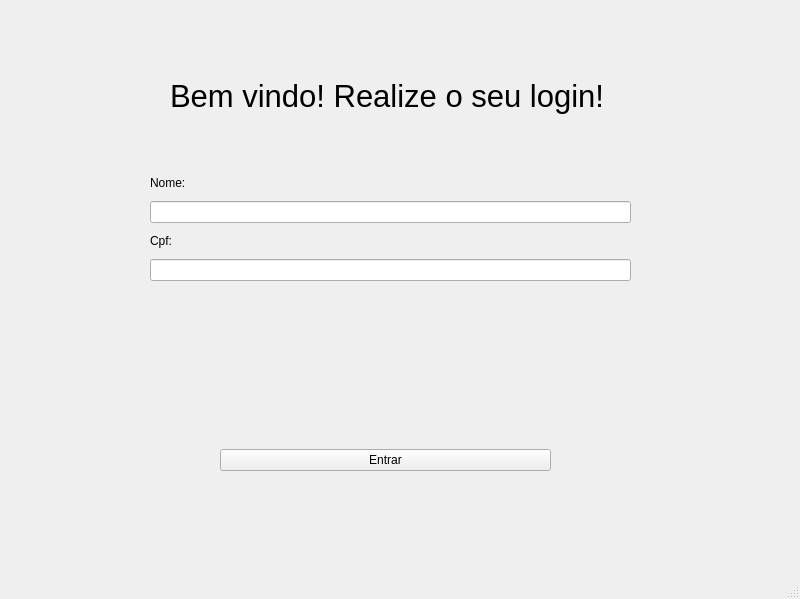
This is views/login.ui in Hawstyyy/biblioteca-poo as Qt 5 draws it before an edit. The edited form follows.
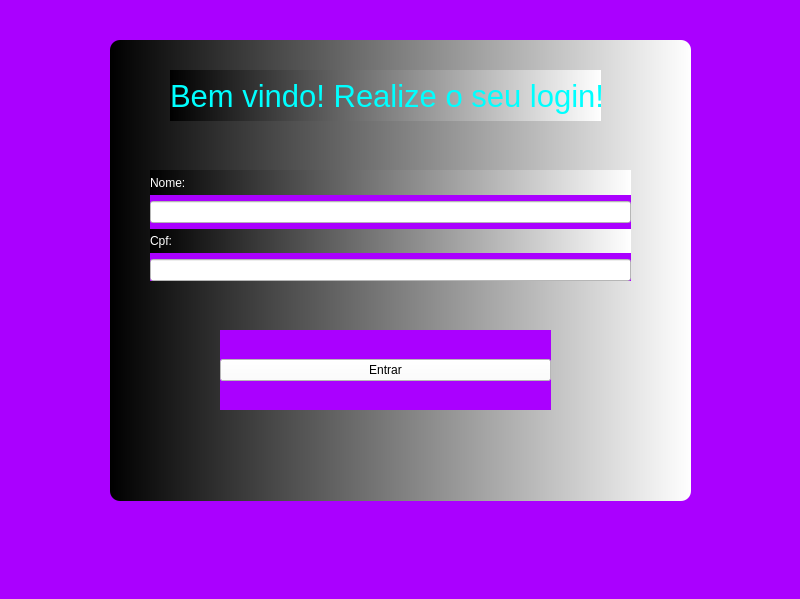
This is the edited form.

```diff
--- a/views/login.ui
+++ b/views/login.ui
@@ -13,6 +13,12 @@
   <property name="windowTitle">
    <string>MainWindow</string>
   </property>
+  <property name="styleSheet">
+   <string notr="true">background-color: rgb(170, 0, 255);</string>
+  </property>
+  <property name="tabShape">
+   <enum>QTabWidget::Rounded</enum>
+  </property>
   <widget class="QWidget" name="centralwidget">
    <widget class="QWidget" name="verticalLayoutWidget">
     <property name="geometry">
@@ -26,23 +32,39 @@
     <layout class="QVBoxLayout" name="verticalLayout">
      <item>
       <widget class="QLabel" name="label">
+       <property name="styleSheet">
+        <string notr="true">background-color: qlineargradient(spread:pad, x1:0, y1:0, x2:1, y2:0, stop:0 rgba(0, 0, 0, 255), stop:1 rgba(255, 255, 255, 255));
+color: white;</string>
+       </property>
        <property name="text">
         <string>Nome:</string>
        </property>
       </widget>
      </item>
      <item>
-      <widget class="QLineEdit" name="nomeInput"/>
+      <widget class="QLineEdit" name="nomeInput">
+       <property name="styleSheet">
+        <string notr="true">background-color: rgb(255, 255, 255);</string>
+       </property>
+      </widget>
      </item>
      <item>
       <widget class="QLabel" name="label_2">
+       <property name="styleSheet">
+        <string notr="true">background-color: qlineargradient(spread:pad, x1:0, y1:0, x2:1, y2:0, stop:0 rgba(0, 0, 0, 255), stop:1 rgba(255, 255, 255, 255));
+color: white;</string>
+       </property>
        <property name="text">
         <string>Cpf:</string>
        </property>
       </widget>
      </item>
      <item>
-      <widget class="QLineEdit" name="senhaInput"/>
+      <widget class="QLineEdit" name="senhaInput">
+       <property name="styleSheet">
+        <string notr="true">background-color: rgb(255, 255, 255);</string>
+       </property>
+      </widget>
      </item>
     </layout>
    </widget>
@@ -50,7 +72,7 @@
     <property name="geometry">
      <rect>
       <x>220</x>
-      <y>420</y>
+      <y>330</y>
       <width>331</width>
       <height>80</height>
      </rect>
@@ -58,6 +80,12 @@
     <layout class="QHBoxLayout" name="horizontalLayout">
      <item>
       <widget class="QPushButton" name="entrarButton">
+       <property name="autoFillBackground">
+        <bool>false</bool>
+       </property>
+       <property name="styleSheet">
+        <string notr="true">background-color: rgb(255, 255, 255);</string>
+       </property>
        <property name="text">
         <string>Entrar</string>
        </property>
@@ -79,10 +107,38 @@
       <pointsize>23</pointsize>
      </font>
     </property>
+    <property name="styleSheet">
+     <string notr="true">background-color: qlineargradient(spread:pad, x1:0, y1:0, x2:1, y2:0, stop:0 rgba(0, 0, 0, 255), stop:1 rgba(255, 255, 255, 255));
+color: cyan;</string>
+    </property>
     <property name="text">
      <string>Bem vindo! Realize o seu login!</string>
     </property>
    </widget>
+   <widget class="QFrame" name="frame">
+    <property name="geometry">
+     <rect>
+      <x>110</x>
+      <y>40</y>
+      <width>581</width>
+      <height>461</height>
+     </rect>
+    </property>
+    <property name="styleSheet">
+     <string notr="true">background-color: qlineargradient(spread:pad, x1:0, y1:0, x2:1, y2:0, stop:0 rgba(0, 0, 0, 255), stop:1 rgba(255, 255, 255, 255));
+border-radius: 10px;</string>
+    </property>
+    <property name="frameShape">
+     <enum>QFrame::StyledPanel</enum>
+    </property>
+    <property name="frameShadow">
+     <enum>QFrame::Raised</enum>
+    </property>
+   </widget>
+   <zorder>frame</zorder>
+   <zorder>verticalLayoutWidget</zorder>
+   <zorder>horizontalLayoutWidget</zorder>
+   <zorder>label_3</zorder>
   </widget>
   <widget class="QMenuBar" name="menubar">
    <property name="geometry">
```
